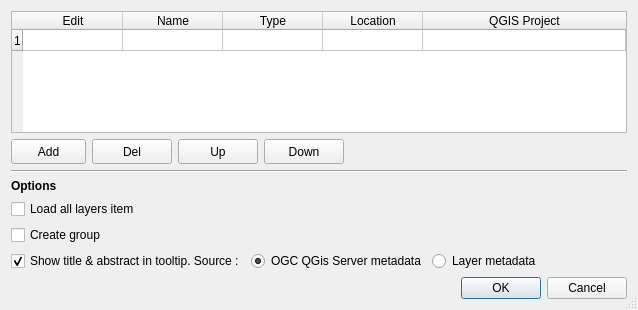
This is menu_from_project/ui/conf_dialog.ui in xcaeag/MenuFromProject-Qgis-Plugin as Qt 5 draws it before an edit. The edited form follows.
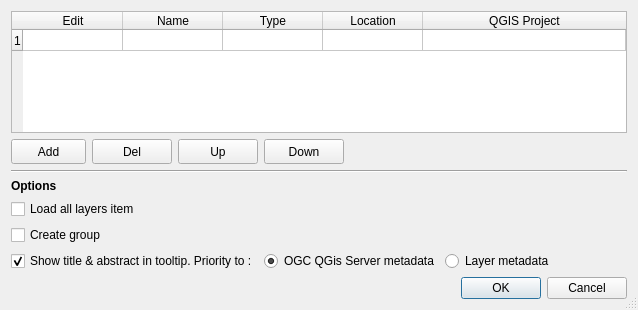
This is the edited form. Icons and pictures are not drawn.

What changed in the file:
```diff
--- a/menu_from_project/ui/conf_dialog.ui
+++ b/menu_from_project/ui/conf_dialog.ui
@@ -346,7 +346,7 @@
      <item>
       <widget class="QCheckBox" name="cbxShowTooltip">
        <property name="text">
-        <string>Show title &amp;&amp; abstract in tooltip. Source :</string>
+        <string>Show title &amp;&amp; abstract in tooltip. Priority to :</string>
        </property>
        <property name="checked">
         <bool>true</bool>
```
